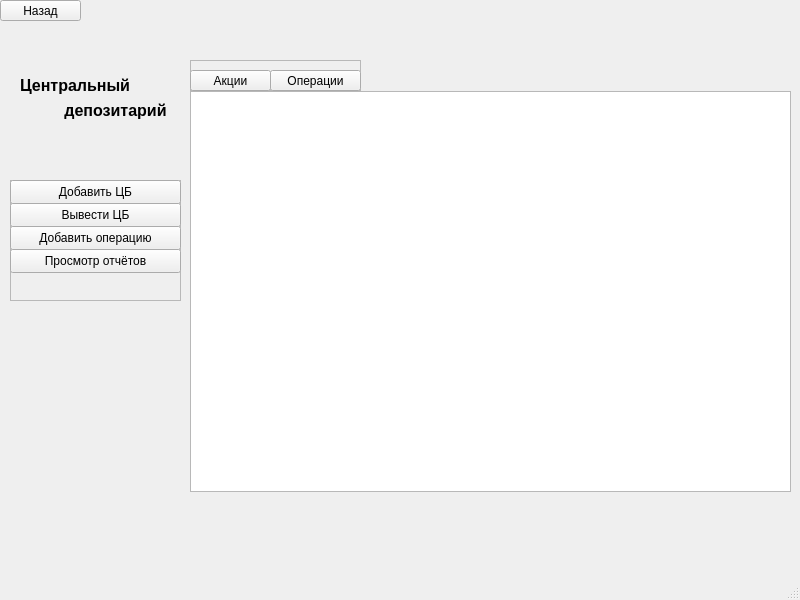
The window that centrdepwindow.ui (migeliusIV/DB) describes before a commit, drawn with Qt 5.
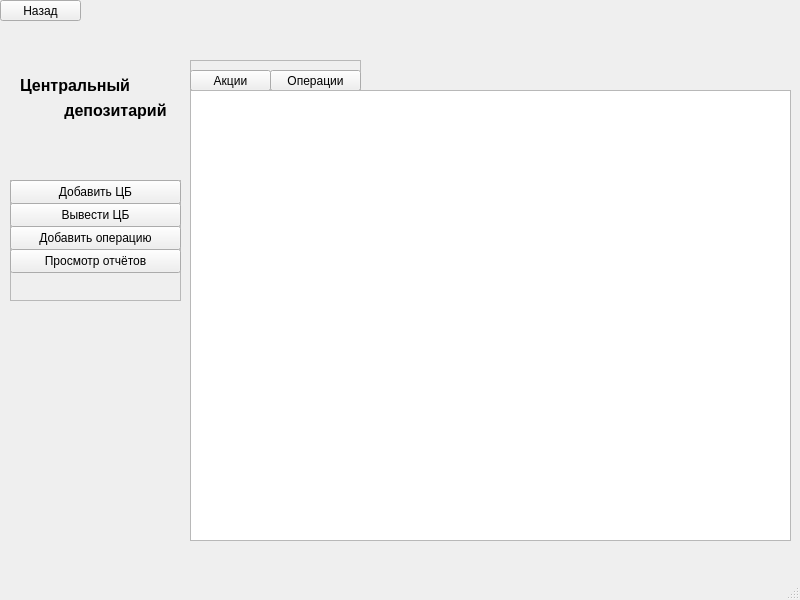
The same window after the commit.

```diff
--- a/centrdepwindow.ui
+++ b/centrdepwindow.ui
@@ -36,16 +36,6 @@
      <string>Центральный</string>
     </property>
    </widget>
-   <widget class="QTextEdit" name="teOutput">
-    <property name="geometry">
-     <rect>
-      <x>190</x>
-      <y>91</y>
-      <width>601</width>
-      <height>401</height>
-     </rect>
-    </property>
-   </widget>
    <widget class="QFrame" name="frame">
     <property name="geometry">
      <rect>
@@ -196,6 +186,16 @@
      <string> депозитарий</string>
     </property>
    </widget>
+   <widget class="QTableWidget" name="tblOutput">
+    <property name="geometry">
+     <rect>
+      <x>190</x>
+      <y>90</y>
+      <width>601</width>
+      <height>451</height>
+     </rect>
+    </property>
+   </widget>
   </widget>
   <widget class="QMenuBar" name="menubar">
    <property name="geometry">
```
